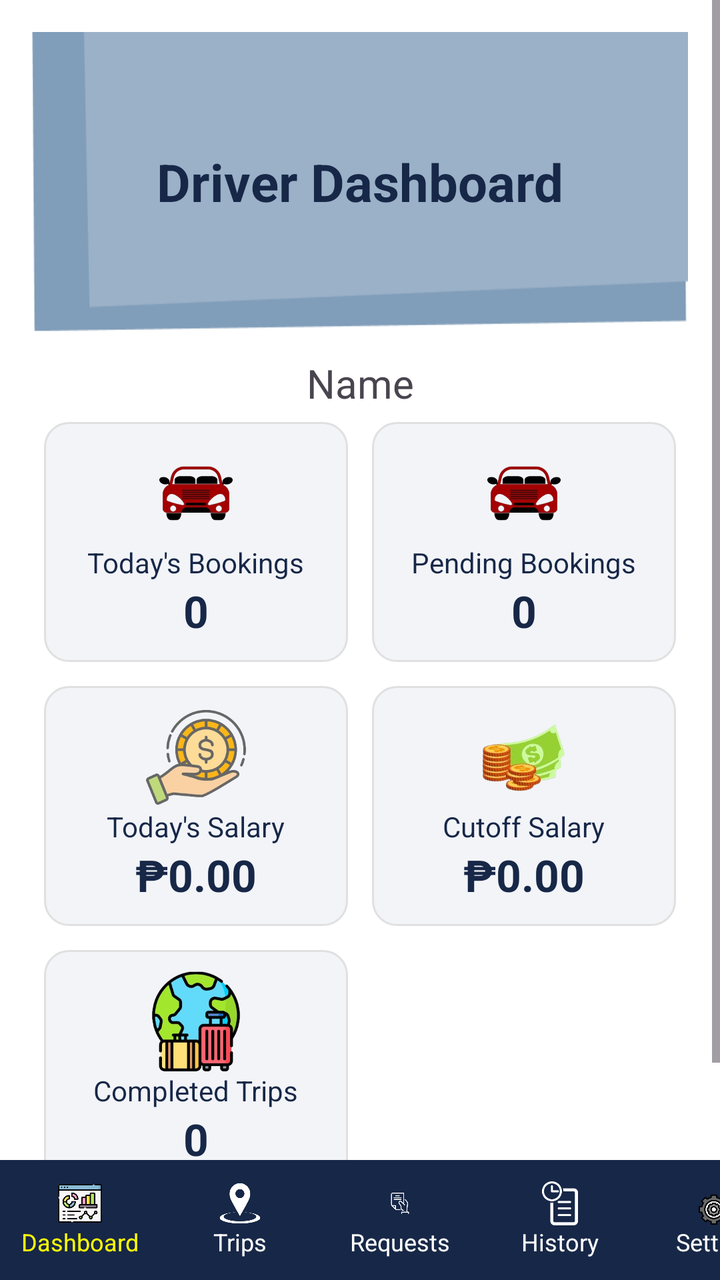
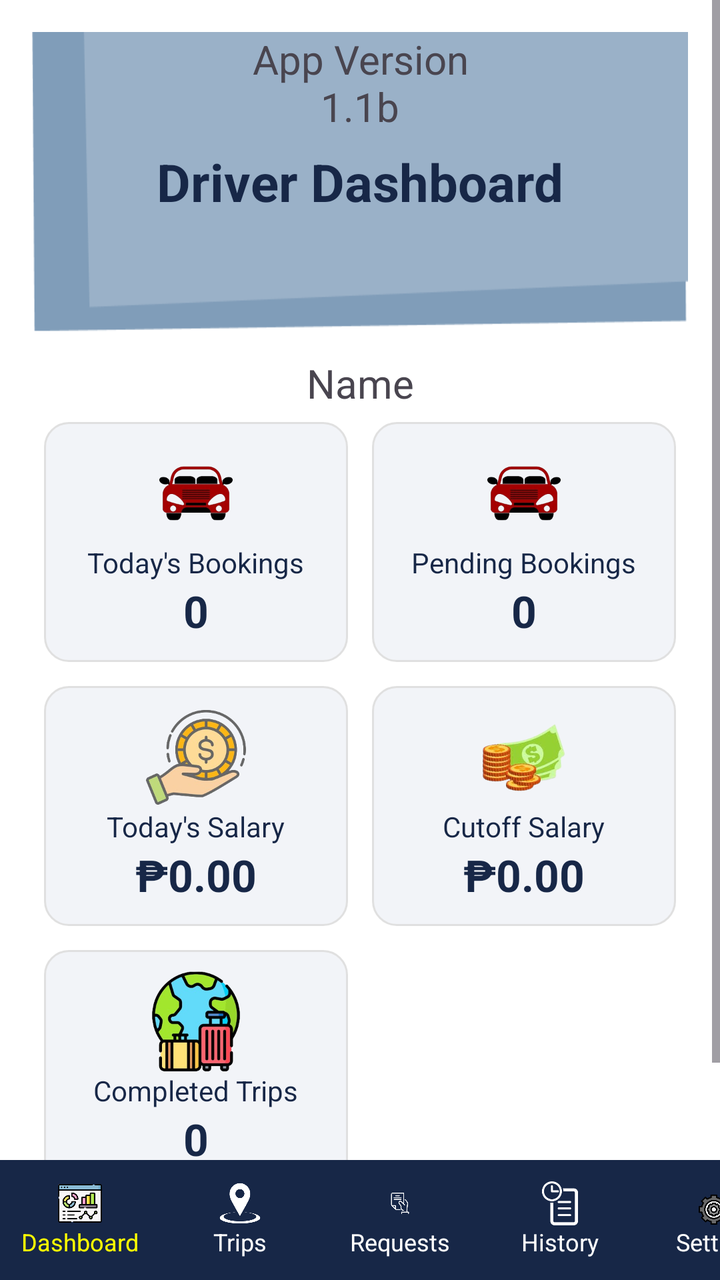

An Android layout rendered at two revisions. The XML below is the earlier revision; the diff shows what the commit changed to produce the second picture.
<!-- AndroidManifest.xml: application theme Theme.OLStar -->
<!-- res/layout/activity_dashboard.xml -->
<?xml version="1.0" encoding="utf-8"?>
<LinearLayout xmlns:android="http://schemas.android.com/apk/res/android"
    xmlns:tools="http://schemas.android.com/tools"
    xmlns:app="http://schemas.android.com/apk/res-auto"
    android:id="@+id/main"
    android:layout_width="match_parent"
    android:layout_height="match_parent"
    tools:context=".drivers.DashboardActivity"
    android:orientation="vertical"
    android:fitsSystemWindows="true"
    android:background="#FFFFFF">

    

    <ScrollView
        android:layout_width="match_parent"
        android:layout_height="0dp"
        android:layout_weight="1">

        <LinearLayout
            android:layout_width="match_parent"
            android:layout_height="wrap_content"
            android:orientation="vertical"
            android:padding="16dp">

            
            <FrameLayout
                android:layout_width="match_parent"
                android:layout_height="150dp"
                android:layout_marginBottom="12dp">

                <ImageView
                    android:layout_width="match_parent"
                    android:layout_height="match_parent"
                    android:src="@drawable/background_event"
                    android:scaleType="fitXY"/>

                <TextView
                    android:layout_gravity="center"
                    android:text="Driver Dashboard"
                    android:textSize="26sp"
                    android:textStyle="bold"
                    android:textColor="#172747"
                    android:layout_height="wrap_content"
                    android:layout_width="wrap_content"/>
            </FrameLayout>

            <TextView
                android:id="@+id/tvName"
                android:layout_width="match_parent"
                android:layout_height="wrap_content"
                android:text="Name"
                android:textAlignment="center"
                android:textSize="20dp" />

            
            <GridLayout
                android:layout_width="match_parent"
                android:layout_height="wrap_content"
                android:columnCount="2"
                android:layout_marginBottom="16dp">

                
                <LinearLayout
                    android:layout_width="0dp"
                    android:layout_height="120dp"
                    android:layout_columnWeight="1"
                    android:layout_margin="6dp"
                    android:background="@drawable/dashboard_card_bg"
                    android:gravity="center"
                    android:orientation="vertical">

                    <ImageView
                        android:layout_width="50dp"
                        android:layout_height="50dp"
                        android:src="@drawable/ic_car_icon"/>

                    <TextView
                        android:text="Today's Bookings"
                        android:textSize="14sp"
                        android:layout_height="wrap_content"
                        android:layout_width="wrap_content"
                        android:textColor="#172747"/>

                    <TextView
                        android:id="@+id/tvTotalBookings"
                        android:text="0"
                        android:textStyle="bold"
                        android:textSize="22sp"
                        android:layout_height="wrap_content"
                        android:layout_width="wrap_content"
                        android:textColor="#172747"/>
                </LinearLayout>

                
                <LinearLayout
                    android:layout_width="0dp"
                    android:layout_height="120dp"
                    android:layout_columnWeight="1"
                    android:layout_margin="6dp"
                    android:background="@drawable/dashboard_card_bg"
                    android:gravity="center"
                    android:orientation="vertical">

                    <ImageView
                        android:layout_width="50dp"
                        android:layout_height="50dp"
                        android:src="@drawable/ic_car_icon"/>

                    <TextView
                        android:text="Pending Bookings"
                        android:textSize="14sp"
                        android:layout_height="wrap_content"
                        android:layout_width="wrap_content"
                        android:textColor="#172747"/>

                    <TextView
                        android:id="@+id/tvPendingBookings"
                        android:text="0"
                        android:textStyle="bold"
                        android:textSize="22sp"
                        android:layout_height="wrap_content"
                        android:layout_width="wrap_content"
                        android:textColor="#172747"/>
                </LinearLayout>

                
                <LinearLayout
                    android:layout_width="0dp"
                    android:layout_height="120dp"
                    android:layout_columnWeight="1"
                    android:layout_margin="6dp"
                    android:background="@drawable/dashboard_card_bg"
                    android:gravity="center"
                    android:orientation="vertical">

                    <ImageView
                        android:layout_width="50dp"
                        android:layout_height="50dp"
                        android:src="@drawable/ic_today_earning"/>

                    <TextView
                        android:text="Today's Salary"
                        android:textSize="14sp"
                        android:layout_height="wrap_content"
                        android:layout_width="wrap_content"
                        android:textColor="#172747"/>

                    <TextView
                        android:id="@+id/tvTodayEarnings"
                        android:text="₱0.00"
                        android:textStyle="bold"
                        android:textSize="22sp"
                        android:layout_height="wrap_content"
                        android:layout_width="wrap_content"
                        android:textColor="#172747"/>
                </LinearLayout>

                
                <LinearLayout
                    android:layout_width="0dp"
                    android:layout_height="120dp"
                    android:layout_columnWeight="1"
                    android:layout_margin="6dp"
                    android:background="@drawable/dashboard_card_bg"
                    android:gravity="center"
                    android:orientation="vertical">

                    <ImageView
                        android:layout_width="50dp"
                        android:layout_height="50dp"
                        android:src="@drawable/ic_weekly_earning"/>

                    <TextView
                        android:text="Cutoff Salary"
                        android:textSize="14sp"
                        android:layout_height="wrap_content"
                        android:layout_width="wrap_content"
                        android:textColor="#172747"/>

                    <TextView
                        android:id="@+id/tvWeeklyEarnings"
                        android:text="₱0.00"
                        android:textStyle="bold"
                        android:textSize="22sp"
                        android:layout_height="wrap_content"
                        android:layout_width="wrap_content"
                        android:textColor="#172747"/>
                </LinearLayout>

                
                <LinearLayout
                    android:layout_width="0dp"
                    android:layout_height="120dp"
                    android:layout_columnWeight="1"
                    android:layout_margin="6dp"
                    android:background="@drawable/dashboard_card_bg"
                    android:gravity="center"
                    android:orientation="vertical">

                    <ImageView
                        android:layout_width="50dp"
                        android:layout_height="50dp"
                        android:src="@drawable/ic_total_trips"/>

                    <TextView
                        android:text="Completed Trips"
                        android:textSize="14sp"
                        android:layout_height="wrap_content"
                        android:layout_width="wrap_content"
                        android:textColor="#172747"/>

                    <TextView
                        android:id="@+id/tvCompletedTrips"
                        android:text="0"
                        android:textStyle="bold"
                        android:textSize="22sp"
                        android:layout_height="wrap_content"
                        android:layout_width="wrap_content"
                        android:textColor="#172747"/>
                </LinearLayout>

            </GridLayout>

        </LinearLayout>
    </ScrollView>

    
    <HorizontalScrollView
        android:layout_width="match_parent"
        android:layout_height="60dp"
        android:fillViewport="true"
        android:scrollbars="none"
        android:background="#172747">

        <LinearLayout
            android:layout_width="wrap_content"
            android:layout_height="match_parent"
            android:orientation="horizontal"
            android:gravity="center">

            
            <LinearLayout
                android:id="@+id/navDashboard"
                android:layout_width="80dp"
                android:layout_height="match_parent"
                android:orientation="vertical"
                android:gravity="center">

                <ImageView
                    android:layout_width="22dp"
                    android:layout_height="22dp"
                    android:src="@drawable/ic_dashboard"/>

                <TextView
                    android:layout_width="wrap_content"
                    android:layout_height="wrap_content"
                    android:text="Dashboard"
                    android:textSize="12sp"
                    android:textColor="#FFFF00"/>
            </LinearLayout>

            
            <LinearLayout
                android:id="@+id/navTrips"
                android:layout_width="80dp"
                android:layout_height="match_parent"
                android:orientation="vertical"
                android:gravity="center">

                <ImageView
                    android:layout_width="22dp"
                    android:layout_height="22dp"
                    android:src="@drawable/ic_trips"
                    app:tint="#FFFFFF"/>

                <TextView
                    android:layout_width="wrap_content"
                    android:layout_height="wrap_content"
                    android:text="Trips"
                    android:textSize="12sp"
                    android:textColor="#FFFFFF"/>
            </LinearLayout>

            
            <LinearLayout
                android:id="@+id/navRequests"
                android:layout_width="80dp"
                android:layout_height="match_parent"
                android:orientation="vertical"
                android:gravity="center">

                <ImageView
                    android:layout_width="22dp"
                    android:layout_height="22dp"
                    android:src="@drawable/ic_request"
                    app:tint="#FFFFFF"/>

                <TextView
                    android:layout_width="wrap_content"
                    android:layout_height="wrap_content"
                    android:text="Requests"
                    android:textSize="12sp"
                    android:textColor="#FFFFFF"/>
            </LinearLayout>

            
            <LinearLayout
                android:id="@+id/navHistory"
                android:layout_width="80dp"
                android:layout_height="match_parent"
                android:orientation="vertical"
                android:gravity="center">

                <ImageView
                    android:layout_width="22dp"
                    android:layout_height="22dp"
                    android:src="@drawable/ic_history"
                    app:tint="@android:color/white"/>

                <TextView
                    android:layout_width="wrap_content"
                    android:layout_height="wrap_content"
                    android:text="History"
                    android:textSize="12sp"
                    android:textColor="#FFFFFF"/>
            </LinearLayout>

            
            <LinearLayout
                android:id="@+id/navSettings"
                android:layout_width="80dp"
                android:layout_height="match_parent"
                android:orientation="vertical"
                android:gravity="center">

                <ImageView
                    android:layout_width="22dp"
                    android:layout_height="22dp"
                    android:src="@drawable/ic_settings"/>

                <TextView
                    android:layout_width="wrap_content"
                    android:layout_height="wrap_content"
                    android:text="Settings"
                    android:textSize="12sp"
                    android:textColor="#FFFFFF"/>
            </LinearLayout>
        </LinearLayout>
    </HorizontalScrollView>
</LinearLayout>
<!-- resources referenced by this layout -->
<resources>
  <!-- drawable background_event: png bitmap (drawable, 3141 bytes) -->
  <!-- drawable dashboard_card_bg (drawable) -->
  <shape xmlns:android="http://schemas.android.com/apk/res/android"
      android:shape="rectangle">
      <solid android:color="#F2F4F8" />
      <corners android:radius="12dp" />
      <padding
          android:left="8dp"
          android:top="8dp"
          android:right="8dp"
          android:bottom="8dp"/>
      <stroke android:color="#E0E0E0" android:width="1dp" />
  </shape>
  <!-- drawable ic_car_icon: png bitmap (drawable, 28105 bytes) -->
  <!-- drawable ic_dashboard: png bitmap (drawable, 57213 bytes) -->
  <!-- drawable ic_history: png bitmap (drawable, 12447 bytes) -->
  <!-- drawable ic_request: png bitmap (drawable, 14223 bytes) -->
  <!-- drawable ic_settings: png bitmap (drawable, 46403 bytes) -->
  <!-- drawable ic_today_earning: png bitmap (drawable, 68822 bytes) -->
  <!-- drawable ic_total_trips: png bitmap (drawable, 69044 bytes) -->
  <!-- drawable ic_trips: png bitmap (drawable, 17796 bytes) -->
  <!-- drawable ic_weekly_earning: png bitmap (drawable, 55171 bytes) -->
  <style name="Theme.OLStar" parent="Base.Theme.OLStar" />
  <style name="Base.Theme.OLStar" parent="Theme.Material3.DayNight.NoActionBar">
          
          
      </style>
</resources>

<!-- the commit's change to res/layout/activity_dashboard.xml (unified diff, before → after) -->
@@ -43,6 +43,13 @@
                     android:textColor="#172747"
                     android:layout_height="wrap_content"
                     android:layout_width="wrap_content"/>
+
+                <TextView
+                    android:layout_width="match_parent"
+                    android:layout_height="wrap_content"
+                    android:text="App Version\n1.1b"
+                    android:textSize="20dp"
+                    android:textAlignment="center"/>
             </FrameLayout>
 
             <TextView
@@ -62,6 +69,7 @@
 
                 
                 <LinearLayout
+                    android:id="@+id/llTodaysBookings"
                     android:layout_width="0dp"
                     android:layout_height="120dp"
                     android:layout_columnWeight="1"
